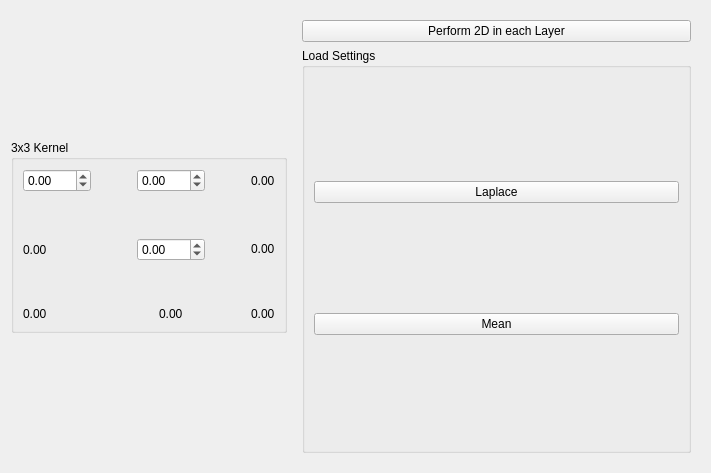
Old version of the form source/modules/convolution/ConvolutionWidget.ui in the repository josefkoller/ambient_image_processor.
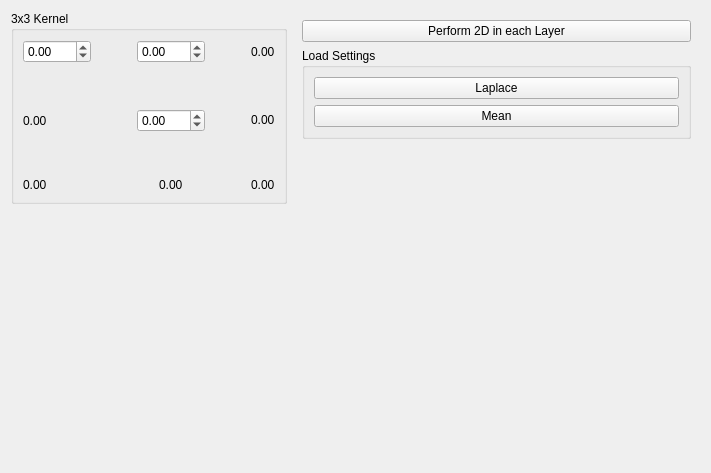
New version of the form.

Commit message: ui format: maximize horizontally and align to top

The edit to the form file:
```diff
--- a/source/modules/convolution/ConvolutionWidget.ui
+++ b/source/modules/convolution/ConvolutionWidget.ui
@@ -14,7 +14,7 @@
    <string>Form</string>
   </property>
   <layout class="QHBoxLayout" name="horizontalLayout">
-   <item>
+   <item alignment="Qt::AlignTop">
     <widget class="QGroupBox" name="groupBox_2">
      <property name="sizePolicy">
       <sizepolicy hsizetype="Maximum" vsizetype="Maximum">
@@ -144,8 +144,14 @@
      </layout>
     </widget>
    </item>
-   <item>
+   <item alignment="Qt::AlignTop">
     <widget class="QWidget" name="widget" native="true">
+     <property name="sizePolicy">
+      <sizepolicy hsizetype="Preferred" vsizetype="Maximum">
+       <horstretch>0</horstretch>
+       <verstretch>0</verstretch>
+      </sizepolicy>
+     </property>
      <layout class="QVBoxLayout" name="verticalLayout">
       <item>
        <widget class="QPushButton" name="perform_button">
```
The commit also changes 20 other files.
